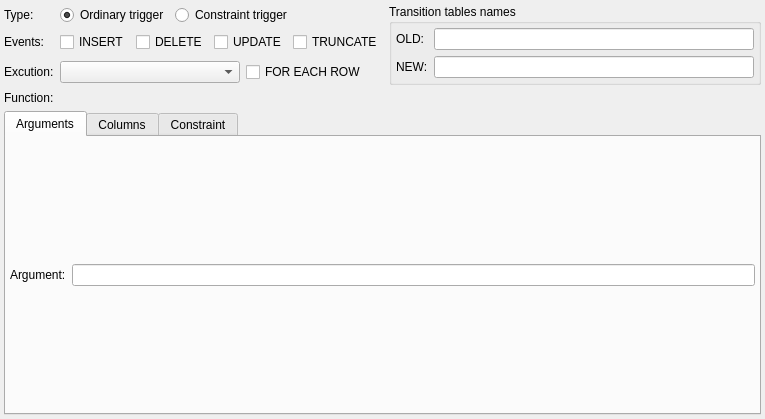
pgmodeler/pgmodeler, file libs/libgui/ui/dbobjects/triggerwidget.ui: the form before one commit.
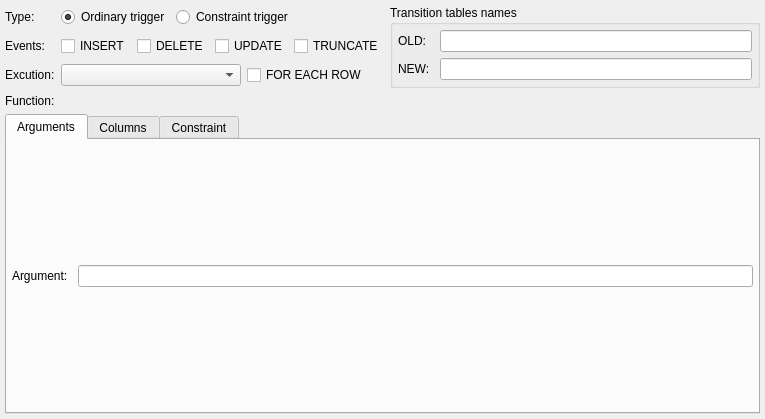
The form after the commit.

Commit message: Several layout margins/spacing adjustment in ui files

```diff
--- a/libs/libgui/ui/dbobjects/triggerwidget.ui
+++ b/libs/libgui/ui/dbobjects/triggerwidget.ui
@@ -18,16 +18,16 @@
   </property>
   <layout class="QGridLayout" name="trigger_grid">
    <property name="leftMargin">
-    <number>4</number>
+    <number>5</number>
    </property>
    <property name="topMargin">
-    <number>4</number>
+    <number>5</number>
    </property>
    <property name="rightMargin">
-    <number>4</number>
+    <number>5</number>
    </property>
    <property name="bottomMargin">
-    <number>4</number>
+    <number>5</number>
    </property>
    <item row="1" column="0">
     <widget class="QLabel" name="event_lbl">
@@ -78,19 +78,19 @@
       </attribute>
       <layout class="QGridLayout" name="gridLayout">
        <property name="leftMargin">
-        <number>4</number>
+        <number>5</number>
        </property>
        <property name="topMargin">
-        <number>4</number>
+        <number>5</number>
        </property>
        <property name="rightMargin">
-        <number>4</number>
+        <number>5</number>
        </property>
        <property name="bottomMargin">
-        <number>4</number>
+        <number>5</number>
        </property>
        <property name="spacing">
-        <number>6</number>
+        <number>10</number>
        </property>
        <item row="0" column="0">
         <widget class="QLabel" name="argument_lbl">
@@ -648,16 +648,19 @@
      </property>
      <layout class="QGridLayout" name="gridLayout_5">
       <property name="leftMargin">
-       <number>4</number>
+       <number>5</number>
       </property>
       <property name="topMargin">
-       <number>4</number>
+       <number>5</number>
       </property>
       <property name="rightMargin">
-       <number>4</number>
+       <number>5</number>
       </property>
       <property name="bottomMargin">
-       <number>4</number>
+       <number>5</number>
+      </property>
+      <property name="horizontalSpacing">
+       <number>10</number>
       </property>
       <item row="0" column="1">
        <widget class="QLineEdit" name="old_table_edt">
```
Left out of the diff: 18 changed lines with no effect on the pictures. The commit also changes 53 other files.
